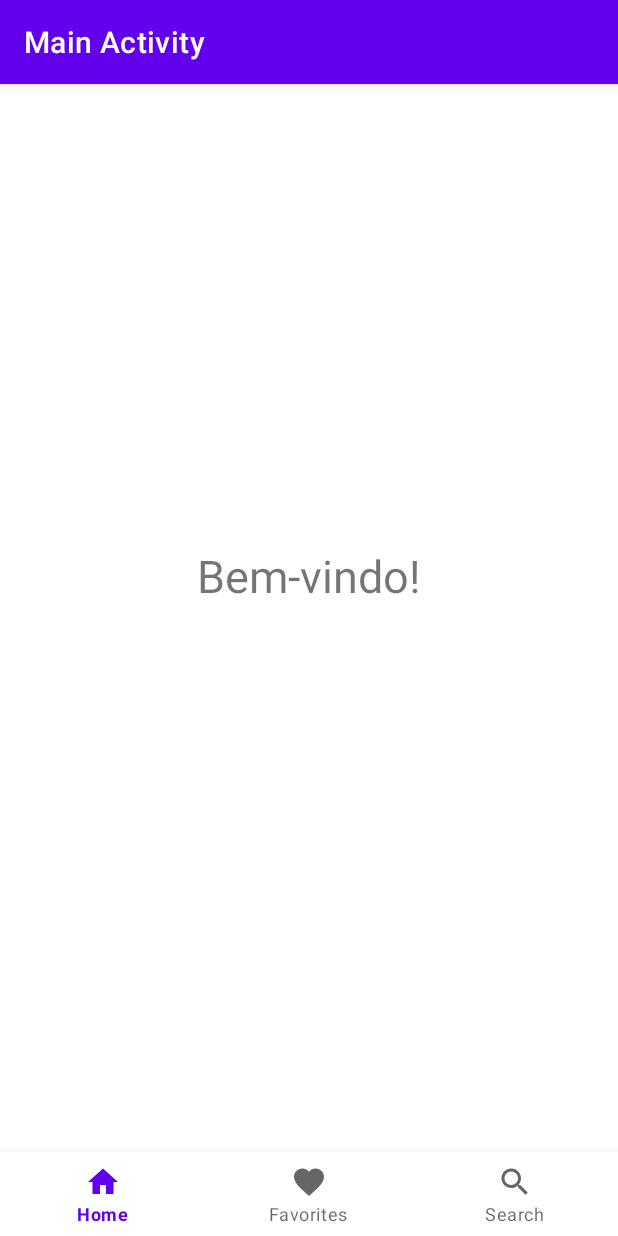
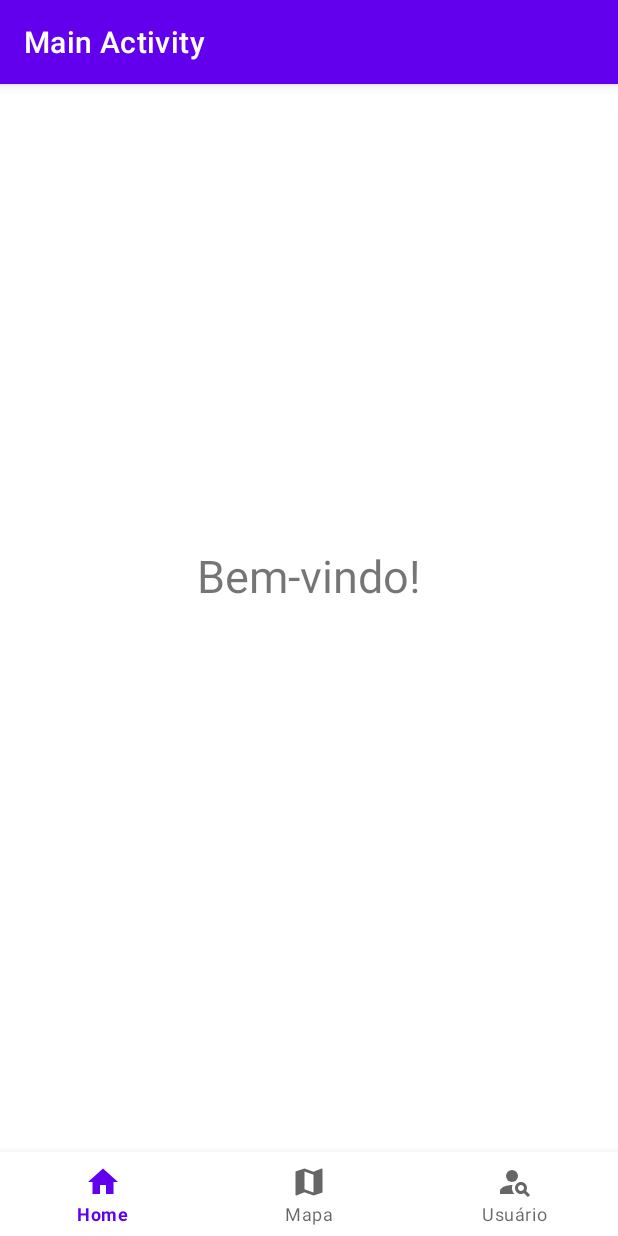
Before and after one commit to MarceloUMartins/Credenciais, an Android app: the MainActivity2 screen opened directly, with no data from a screen before it, on a phone screen of 412 x 824 dp. Run offline under Robolectric (Android 15) with nearby library versions, the phone set to English and light mode, and no system bars.

Commit message:
Mudando icone

```diff
--- a/app/src/main/java/com/example/credenciais/MainActivity2.java
+++ b/app/src/main/java/com/example/credenciais/MainActivity2.java
@@ -37,10 +37,10 @@ public class MainActivity2 extends AppCompatActivity {
                             selectedFragment = new HomeFragment();
                             break;
                         case R.id.nav_favorites:
-                            selectedFragment = new FavoritesFragment();
+                            selectedFragment = new MapaFragment();
                             break;
                         case R.id.nav_search:
-                            selectedFragment = new SearchFragment();
+                            selectedFragment = new UsuarioFragment();
                             break;
                     }
 
--- /dev/null
+++ b/app/src/main/res/drawable/ic_baseline_map_24.xml
@@ -0,0 +1,10 @@
+<vector xmlns:android="http://schemas.android.com/apk/res/android"
+    android:width="24dp"
+    android:height="24dp"
+    android:viewportWidth="24"
+    android:viewportHeight="24"
+    android:tint="?attr/colorControlNormal">
+  <path
+      android:fillColor="@android:color/white"
+      android:pathData="M20.5,3l-0.16,0.03L15,5.1 9,3 3.36,4.9c-0.21,0.07 -0.36,0.25 -0.36,0.48V20.5c0,0.28 0.22,0.5 0.5,0.5l0.16,-0.03L9,18.9l6,2.1 5.64,-1.9c0.21,-0.07 0.36,-0.25 0.36,-0.48V3.5c0,-0.28 -0.22,-0.5 -0.5,-0.5zM15,19l-6,-2.11V5l6,2.11V19z"/>
+</vector>
--- /dev/null
+++ b/app/src/main/res/drawable/ic_baseline_person_search_24.xml
@@ -0,0 +1,16 @@
+<vector xmlns:android="http://schemas.android.com/apk/res/android"
+    android:width="24dp"
+    android:height="24dp"
+    android:viewportWidth="24"
+    android:viewportHeight="24"
+    android:tint="?attr/colorControlNormal">
+  <path
+      android:fillColor="@android:color/white"
+      android:pathData="M10,8m-4,0a4,4 0,1 1,8 0a4,4 0,1 1,-8 0"/>
+  <path
+      android:fillColor="@android:color/white"
+      android:pathData="M10.35,14.01C7.62,13.91 2,15.27 2,18v2h9.54C9.07,17.24 10.31,14.11 10.35,14.01z"/>
+  <path
+      android:fillColor="@android:color/white"
+      android:pathData="M19.43,18.02C19.79,17.43 20,16.74 20,16c0,-2.21 -1.79,-4 -4,-4s-4,1.79 -4,4c0,2.21 1.79,4 4,4c0.74,0 1.43,-0.22 2.02,-0.57L20.59,22L22,20.59L19.43,18.02zM16,18c-1.1,0 -2,-0.9 -2,-2c0,-1.1 0.9,-2 2,-2s2,0.9 2,2C18,17.1 17.1,18 16,18z"/>
+</vector>
--- a/app/src/main/res/menu/bottom_navigation.xml
+++ b/app/src/main/res/menu/bottom_navigation.xml
@@ -3,17 +3,17 @@
 
     <item
         android:id="@+id/nav_home"
-        android:icon="@drawable/ic_home_black_24dp"
+        android:icon="@drawable/ic_baseline_home_24"
         android:title="Home" />
 
     <item
         android:id="@+id/nav_favorites"
-        android:icon="@drawable/ic_baseline_favorite_24"
-        android:title="Favorites" />
+        android:icon="@drawable/ic_baseline_map_24"
+        android:title="Mapa" />
 
     <item
         android:id="@+id/nav_search"
-        android:icon="@drawable/ic_baseline_search_24"
-        android:title="Search" />
+        android:icon="@drawable/ic_baseline_person_search_24"
+        android:title="Usuário" />
 
 </menu>
```
